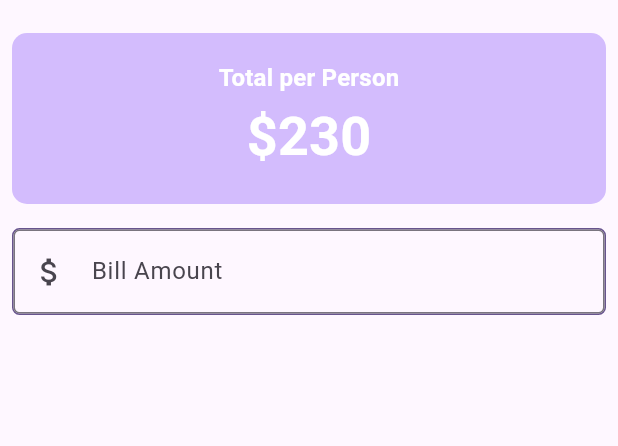
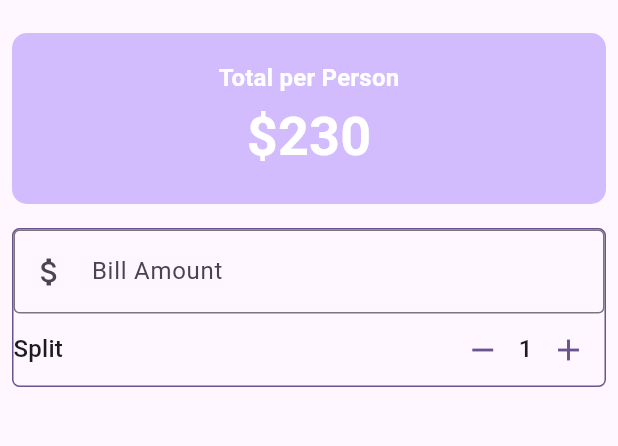
Before and after one commit to sodikinnaa/utip-apps, a Flutter app: the screen it shows after launch, on a phone screen of 412 x 824 dp, the part 63-509 px from its top. Run offline on Flutter 3.47's test engine with Material 3 defaults, Android fonts, the phone set to English and light mode, and no system bars.

Commit message:
Creating the Split Bill Section

```diff
--- a/lib/main.dart
+++ b/lib/main.dart
@@ -79,8 +79,29 @@ class _UTipState extends State<UTip> {
                         labelText: 'Bill Amount',),
                         keyboardType : TextInputType.number,
                         onChanged: (String value)=>{
-                          print("value : $value");
+                          print("value : $value")
                         },
+                    ),
+                    // splitbil area
+                    Row(
+                      mainAxisAlignment: MainAxisAlignment.spaceBetween,
+                      children: [
+                        Text(
+                          "Split",
+                          style: theme.textTheme.titleMedium,
+                        ),
+                        Row(
+                          children: [
+                            IconButton(
+                              color: theme.colorScheme.primary,
+                              onPressed: () => {}, icon: Icon(Icons.remove)),
+                            Text("1", style: theme.textTheme.titleMedium),
+                            IconButton(
+                              color: theme.colorScheme.primary,
+                              onPressed: () => {}, icon: Icon(Icons.add)),
+                          ],
+                        )
+                      ],
                     )
                   ],
                 ),
```
